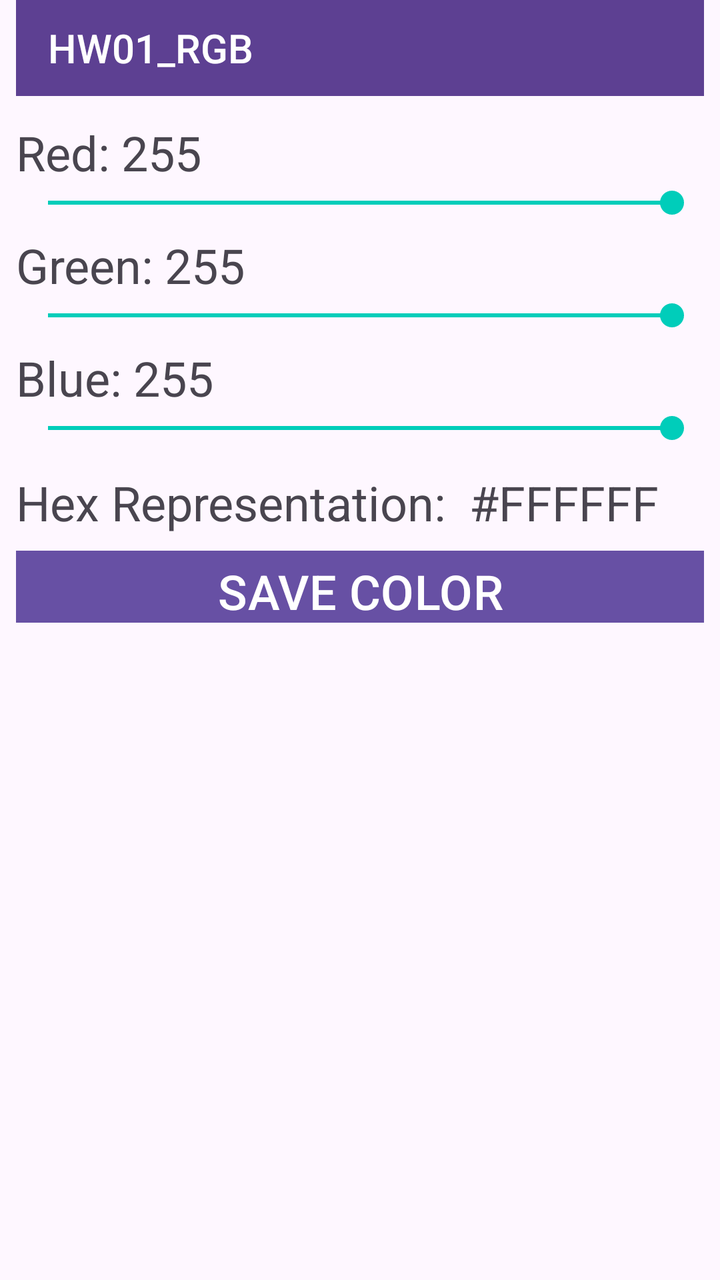
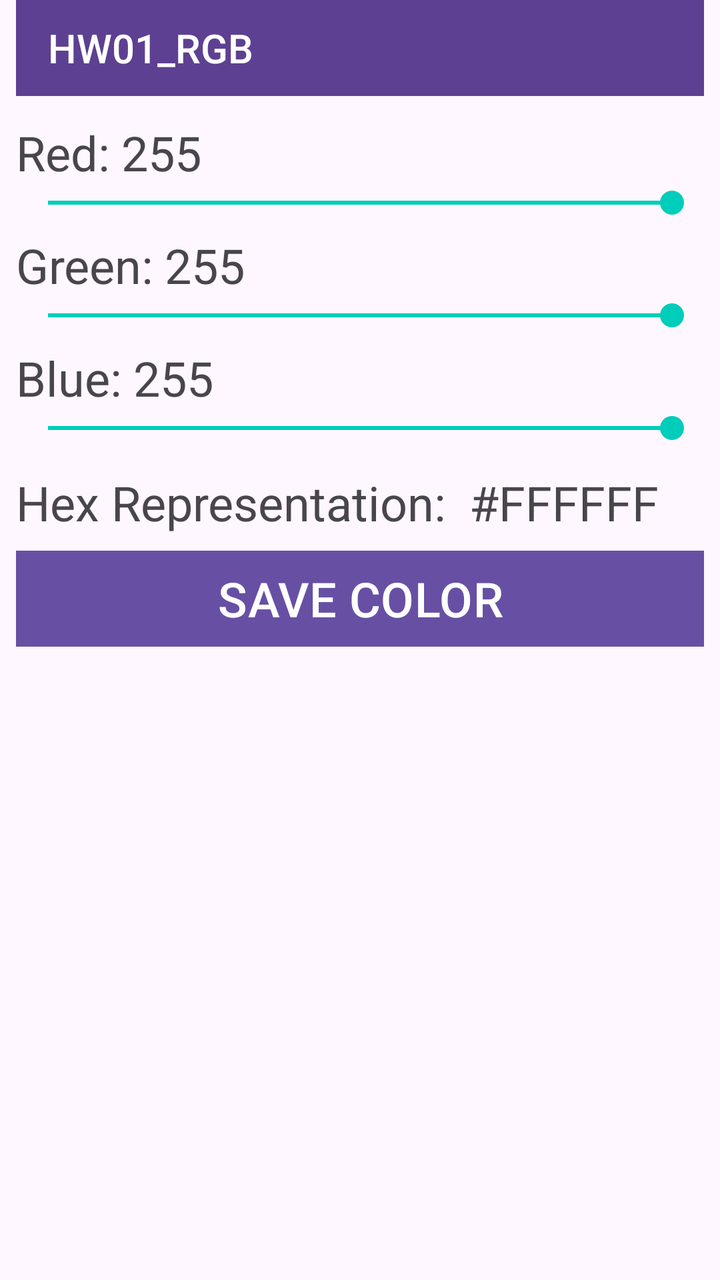

Compare the two renders of this Android layout. The source of the first and the diff that turns it into the second are given below.
<!-- AndroidManifest.xml: application theme Theme.Homework01_Program1 -->
<!-- res/layout/activity_main.xml -->
<?xml version="1.0" encoding="utf-8"?>
<androidx.constraintlayout.widget.ConstraintLayout
    xmlns:android="http://schemas.android.com/apk/res/android"
    xmlns:app="http://schemas.android.com/apk/res-auto"
    android:id="@+id/main"
    android:layout_width="match_parent"
    android:layout_height="match_parent"
    android:paddingStart="8dp"
    android:paddingEnd="8dp">

    <androidx.appcompat.widget.Toolbar
        android:id="@+id/toolbar"
        android:layout_width="0dp"
        android:layout_height="48dp"
        android:background="#5D4092"
        android:backgroundTint="#5D4092"
        app:layout_constraintEnd_toEndOf="parent"
        app:layout_constraintStart_toStartOf="parent"
        app:layout_constraintTop_toTopOf="parent"
        app:title="HW01_RGB"
        app:titleTextAppearance="@style/TextAppearance.AppCompat.Title"
        app:titleTextColor="#FFFFFF" />

    <TextView
        android:id="@+id/tv_v_main_red"
        android:layout_width="wrap_content"
        android:layout_height="wrap_content"
        android:layout_marginTop="12dp"
        android:text="Red: 255"
        android:textSize="24sp"
        app:layout_constraintStart_toStartOf="parent"
        app:layout_constraintTop_toBottomOf="@id/toolbar" />

    <SeekBar
        android:id="@+id/sb_v_main_red"
        android:layout_width="0dp"
        android:layout_height="wrap_content"
        android:max="255"
        android:progress="255"
        android:progressTint="#00CDBA"
        android:thumbTint="#00CDBA"
        app:layout_constraintStart_toStartOf="parent"
        app:layout_constraintEnd_toEndOf="parent"
        app:layout_constraintTop_toBottomOf="@id/tv_v_main_red" />

    <TextView
        android:id="@+id/tv_v_main_green"
        android:layout_width="wrap_content"
        android:layout_height="wrap_content"
        android:layout_marginTop="6dp"
        android:text="Green: 255"
        android:textSize="24sp"
        app:layout_constraintStart_toStartOf="parent"
        app:layout_constraintTop_toBottomOf="@id/sb_v_main_red" />

    <SeekBar
        android:id="@+id/sb_v_main_green"
        android:layout_width="0dp"
        android:layout_height="wrap_content"
        android:max="255"
        android:progress="255"
        android:progressTint="#00CDBA"
        android:thumbTint="#00CDBA"
        app:layout_constraintStart_toStartOf="parent"
        app:layout_constraintEnd_toEndOf="parent"
        app:layout_constraintTop_toBottomOf="@id/tv_v_main_green" />

    <TextView
        android:id="@+id/tv_v_main_blue"
        android:layout_width="wrap_content"
        android:layout_height="wrap_content"
        android:layout_marginTop="6dp"
        android:text="Blue: 255"
        android:textSize="24sp"
        app:layout_constraintStart_toStartOf="parent"
        app:layout_constraintTop_toBottomOf="@id/sb_v_main_green" />

    <SeekBar
        android:id="@+id/sb_v_main_blue"
        android:layout_width="0dp"
        android:layout_height="wrap_content"
        android:max="255"
        android:progress="255"
        android:progressTint="#00CDBA"
        android:thumbTint="#00CDBA"
        app:layout_constraintStart_toStartOf="parent"
        app:layout_constraintEnd_toEndOf="parent"
        app:layout_constraintTop_toBottomOf="@id/tv_v_main_blue" />

    <TextView
        android:id="@+id/tv_v_main_hexNum"
        android:layout_width="0dp"
        android:layout_height="wrap_content"
        android:layout_marginTop="12dp"
        android:text="Hex Representation:  #FFFFFF"
        android:textSize="24sp"
        app:layout_constraintEnd_toEndOf="parent"
        app:layout_constraintStart_toStartOf="parent"
        app:layout_constraintTop_toBottomOf="@id/sb_v_main_blue" />

    <Button
        android:id="@+id/btn_v_main_saveColor"
        android:layout_width="0dp"
        android:layout_height="36dp"
        android:layout_marginTop="8dp"

        android:background="#7C00FD"
        android:backgroundTint="#7C00FD"
        android:minHeight="0dp"
        android:padding="0dp"
        android:text="SAVE COLOR"
        android:textSize="24sp"
        app:cornerRadius="3dp"
        app:layout_constraintEnd_toEndOf="parent"
        app:layout_constraintStart_toStartOf="parent"
        app:layout_constraintTop_toBottomOf="@id/tv_v_main_hexNum" />

    <ListView
        android:id="@+id/lv_v_main_listOfColors"
        android:layout_width="0dp"
        android:layout_height="0dp"
        android:layout_marginTop="3dp"
        android:dividerHeight="1dp"
        android:padding="0dp"
        app:layout_constraintTop_toBottomOf="@id/btn_v_main_saveColor"
        app:layout_constraintBottom_toBottomOf="parent"
        app:layout_constraintStart_toStartOf="parent"
        app:layout_constraintEnd_toEndOf="parent" />

</androidx.constraintlayout.widget.ConstraintLayout>
<!-- resources referenced by this layout -->
<resources>
  <style name="Theme.Homework01_Program1" parent="Base.Theme.Homework01_Program1" />
  <style name="Base.Theme.Homework01_Program1" parent="Theme.Material3.DayNight.NoActionBar">
          
          
      </style>
</resources>

<!-- the commit's change to res/layout/activity_main.xml (unified diff, before → after) -->
@@ -101,7 +101,7 @@
     <Button
         android:id="@+id/btn_v_main_saveColor"
         android:layout_width="0dp"
-        android:layout_height="36dp"
+        android:layout_height="48dp"
         android:layout_marginTop="8dp"
 
         android:background="#7C00FD"
